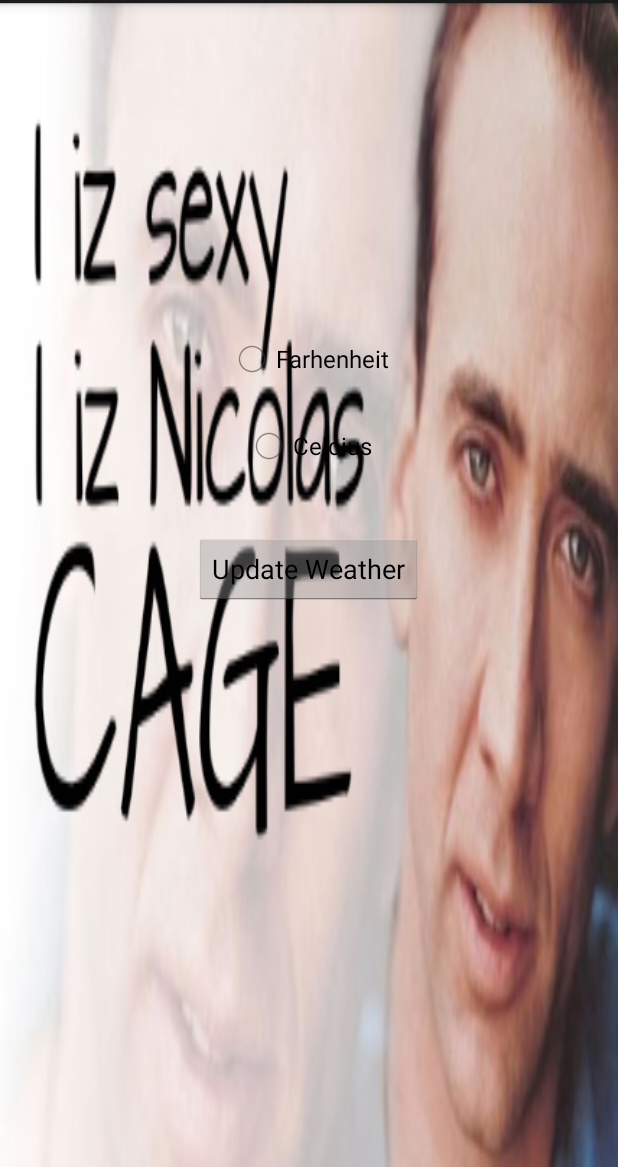
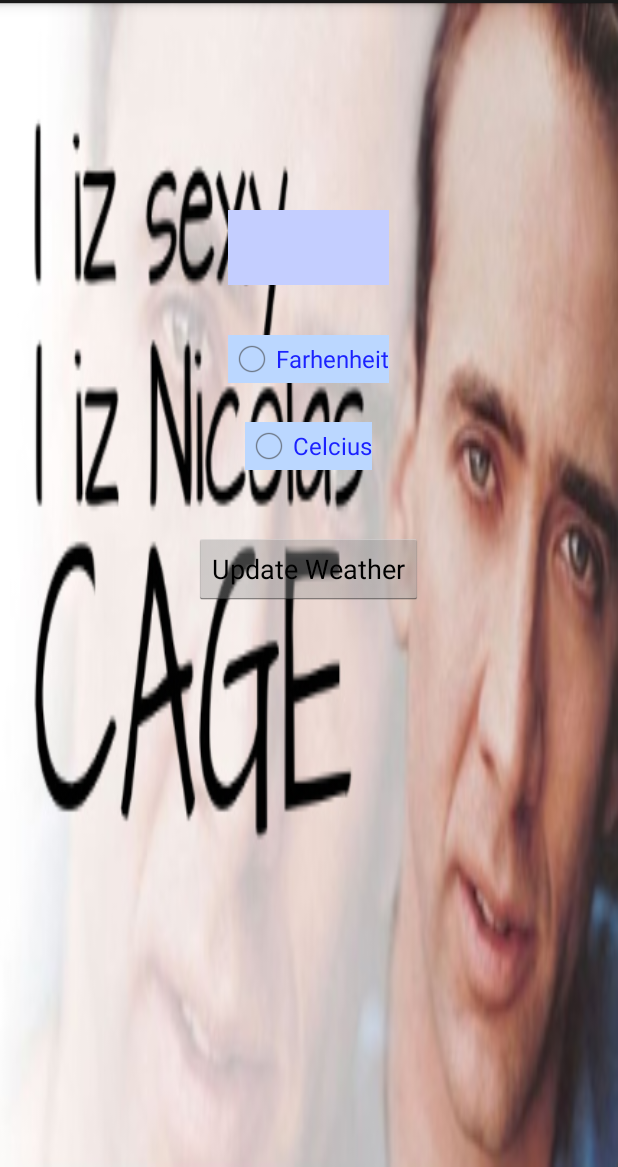
Before and after one commit to dioxcide/Android_App_Development, an Android app: the screen it shows after launch (MainActivity), on a phone screen of 412 x 824 dp, the part 69-1236 px from its top. Run offline under Robolectric (Android 15) with nearby library versions, the phone set to English and light mode, and no system bars.

Commit message:
Minor Changes

```diff
--- a/WeatherAppV2/app/src/main/java/com/example/tony/weatherappv2/MainActivity.java
+++ b/WeatherAppV2/app/src/main/java/com/example/tony/weatherappv2/MainActivity.java
@@ -14,6 +14,7 @@ import android.view.ViewGroup;
 import android.os.Build;
 import android.widget.Button;
 import android.widget.EditText;
+import android.widget.RadioButton;
 import android.widget.Toast;
 
 
@@ -60,6 +61,8 @@ public class MainActivity extends Activity {
 
         private Button getWeather;
         private EditText zipCode;
+        private RadioButton fahrButton;
+        private RadioButton celcButton;
 
         public PlaceholderFragment() {
         }
@@ -79,6 +82,10 @@ public class MainActivity extends Activity {
             getWeather.setOnClickListener((View.OnClickListener) this);
 
             zipCode = (EditText)getActivity().findViewById(R.id.editText);
+
+            fahrButton = (RadioButton)getActivity().findViewById(R.id.radioButton);
+
+            celcButton = (RadioButton)getActivity().findViewById(R.id.radioButton2);
         }
 
         public void onClick(final View v){
--- a/WeatherAppV2/app/src/main/res/layout/fragment_main.xml
+++ b/WeatherAppV2/app/src/main/res/layout/fragment_main.xml
@@ -14,7 +14,10 @@
         android:id="@+id/radioButton"
         android:layout_marginTop="205dp"
         android:layout_alignParentTop="true"
-        android:layout_centerHorizontal="true" />
+        android:layout_centerHorizontal="true"
+        android:textColor="#ff1b22ff"
+        android:shadowColor="#ff0052ff"
+        android:background="#ffbbd7ff" />
 
     <RadioButton
         android:layout_width="wrap_content"
@@ -23,7 +26,9 @@
         android:id="@+id/radioButton2"
         android:layout_below="@+id/radioButton"
         android:layout_centerHorizontal="true"
-        android:layout_marginTop="26dp" />
+        android:layout_marginTop="26dp"
+        android:background="#ffbbd7ff"
+        android:textColor="#ff1b22ff" />
 
     <Button
         android:layout_width="wrap_content"
@@ -42,5 +47,10 @@
         android:layout_alignRight="@+id/radioButton"
         android:layout_alignEnd="@+id/radioButton"
         android:layout_marginBottom="65dp"
-        android:background="#ff5c8cff" />
+        android:background="#ffc4ceff"
+        android:height="50dp"
+        android:maxLength="50"
+        android:visibility="visible"
+        android:layout_alignLeft="@+id/radioButton"
+        android:layout_alignStart="@+id/radioButton" />
 </RelativeLayout>
```
